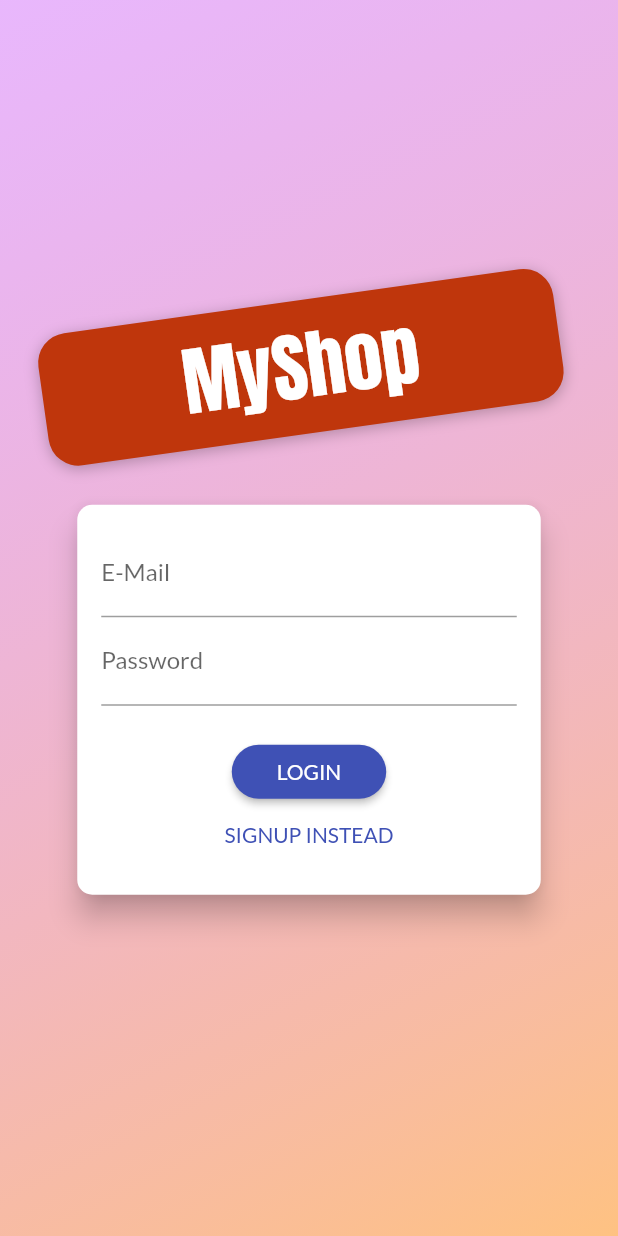
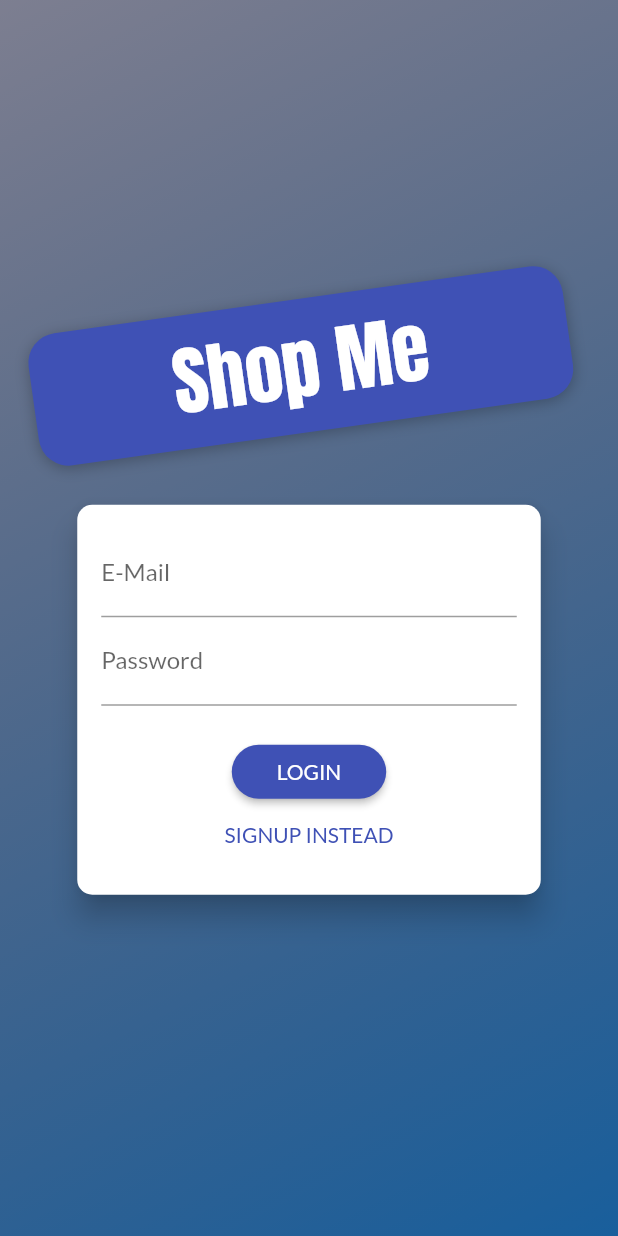
Before and after one commit to nicolas-lukita/flutter-shop-app, a Flutter app: the screen it shows after launch, on a phone screen of 412 x 824 dp. Run offline on Flutter 3.47's test engine with Material 2 defaults, Android fonts, the phone set to English and light mode, and no system bars; our stand-ins replace shared_preferences.

Commit message:
edit auth_screen

```diff
--- a/lib/main.dart
+++ b/lib/main.dart
@@ -27,12 +27,8 @@ class MyApp extends StatelessWidget {
     // use ChangeNotifierProvider.value when you reuse existing object(for example widgets when you loop through list of data)
     return MultiProvider(
         providers: [
-          //ChangeNotifierProvider.value(value: Auth(),),
           ChangeNotifierProvider(create: (ctx) => Auth()),
-          //ChangeNotifierProvider(create: (ctx) => Products()),
           ChangeNotifierProxyProvider<Auth, Products>(
-            //provider that depends on another provider
-            //require <1, 2> 1: class it depends on, 2: type of data will be provided
             create: (ctx) => Products('', '', []),
             update: (ctx, auth, previousProducts) => Products(
                 auth.token!,
@@ -40,7 +36,6 @@ class MyApp extends StatelessWidget {
                 previousProducts == null ? [] : previousProducts.items),
           ),
           ChangeNotifierProvider(create: (ctx) => Cart()),
-          //ChangeNotifierProvider(create: (ctx) => Orders()),
           ChangeNotifierProxyProvider<Auth, Orders>(
               create: (ctx) => Orders('', '', []),
               update: (ctx, auth, previousOrders) => Orders(
@@ -58,25 +53,24 @@ class MyApp extends StatelessWidget {
               fontFamily: 'Lato',
             ),
             home: auth.isAuth
-                ? ProductsOverviewScreen()
+                ? const ProductsOverviewScreen()
                 : FutureBuilder(
                     future: auth.tryAutoLogin(),
                     builder: (ctx, authResultSnapshot) =>
                         authResultSnapshot.connectionState ==
                                 ConnectionState.waiting
-                            ? SplashScreen()
-                            : AuthScreen(),
+                            ? const SplashScreen()
+                            : const AuthScreen(),
                   ),
             routes: {
               ProductDetailScreen.routeName: (ctx) =>
-                  checkAuth(ProductDetailScreen()),
-              CartScreen.routeName: (ctx) => checkAuth(CartScreen()),
-              OrdersScreen.routeName: (ctx) => checkAuth(OrdersScreen()),
+                  checkAuth(const ProductDetailScreen()),
+              CartScreen.routeName: (ctx) => checkAuth(const CartScreen()),
+              OrdersScreen.routeName: (ctx) => checkAuth(const OrdersScreen()),
               UserProductsScreen.routeName: (ctx) =>
                   checkAuth(const UserProductsScreen()),
               EditProductScreen.routeName: (ctx) =>
                   checkAuth(const EditProductScreen()),
-              //AuthScreen.routeName: (ctx) => AuthScreen(),
             },
           );
         }));
--- a/lib/screens/auth_screen.dart
+++ b/lib/screens/auth_screen.dart
@@ -1,8 +1,9 @@
+// ignore_for_file: constant_identifier_names
+
 import 'dart:math';
 import 'package:provider/provider.dart';
 import 'package:flutter/material.dart';
 import 'package:shop_app/providers/auth.dart';
-import 'package:shop_app/screens/products_overview_screen.dart';
 import '../models/http_exception.dart';
 
 enum AuthMode { Signup, Login }
@@ -10,25 +11,24 @@ enum AuthMode { Signup, Login }
 class AuthScreen extends StatelessWidget {
   static const routeName = '/auth';
 
+  const AuthScreen({Key? key}) : super(key: key);
+
   @override
   Widget build(BuildContext context) {
     final deviceSize = MediaQuery.of(context).size;
-    // final transformConfig = Matrix4.rotationZ(-8 * pi / 180);
-    // transformConfig.translate(-10.0);
     return Scaffold(
-      // resizeToAvoidBottomInset: false,
       body: Stack(
         children: <Widget>[
           Container(
             decoration: BoxDecoration(
               gradient: LinearGradient(
                 colors: [
-                  const Color.fromRGBO(215, 117, 255, 1).withOpacity(0.5),
-                  const Color.fromRGBO(255, 188, 117, 1).withOpacity(0.9),
+                  const Color.fromRGBO(0, 4, 40, 1).withOpacity(0.5),
+                  const Color.fromRGBO(0, 78, 146, 1).withOpacity(0.9),
                 ],
                 begin: Alignment.topLeft,
                 end: Alignment.bottomRight,
-                stops: [0, 1],
+                stops: const [0, 1],
               ),
             ),
           ),
@@ -53,7 +53,7 @@ class AuthScreen extends StatelessWidget {
                       // ..translate(-10.0),
                       decoration: BoxDecoration(
                         borderRadius: BorderRadius.circular(20),
-                        color: Colors.deepOrange.shade900,
+                        color: Colors.indigo,
                         boxShadow: const [
                           BoxShadow(
                             blurRadius: 8,
@@ -63,10 +63,9 @@ class AuthScreen extends StatelessWidget {
                         ],
                       ),
                       child: const Text(
-                        'MyShop',
+                        'Shop Me',
                         style: TextStyle(
-                          color: Colors
-                              .white, //Theme.of(context).accentTextTheme.title.color,
+                          color: Colors.white,
                           fontSize: 50,
                           fontFamily: 'Anton',
                           fontWeight: FontWeight.normal,
@@ -76,7 +75,7 @@ class AuthScreen extends StatelessWidget {
                   ),
                   Flexible(
                     flex: deviceSize.width > 600 ? 2 : 1,
-                    child: AuthCard(),
+                    child: const AuthCard(),
                   ),
                 ],
               ),
```
